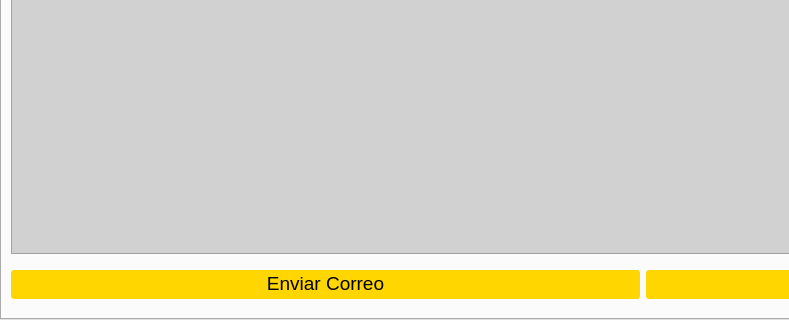
Qt form GymFitness/View/gymoperations.ui (J-Pinos3/Desktop_GymManagement) before a commit; both pictures show x 0 to 789 and y 354 to 674 of the 1286 by 674 pixel window.
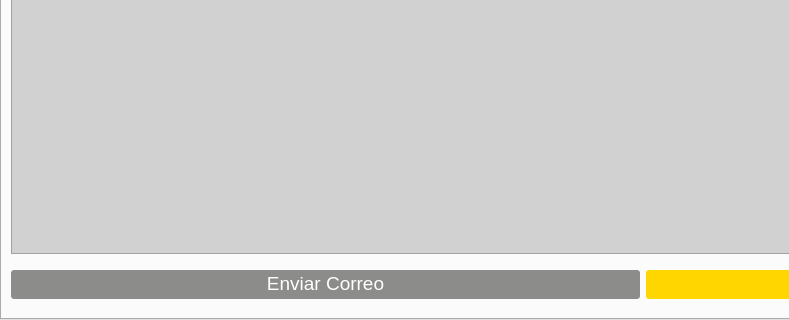
The same form after that commit. The open tabs and pages were chosen to show the change.

The edit to the form file:
```diff
--- a/GymFitness/View/gymoperations.ui
+++ b/GymFitness/View/gymoperations.ui
@@ -1371,7 +1371,15 @@
 	padding-bottom: 4%;
 	padding-right: 7%;
 	padding-left: 7%;
-	
+	border-radius: 3px;
+}
+QWidget#tabCorreos QPushButton#btnSendEmail {
+    background-color: #8C8C8B;
+	color:white;
+	padding-top: 2%;
+	padding-bottom: 4%;
+	padding-right: 7%;
+	padding-left: 7%;
 	border-radius: 3px;
 }
 
@@ -1434,6 +1442,9 @@
            </property>
            <item>
             <widget class="QPushButton" name="btnSendEmail">
+             <property name="enabled">
+              <bool>false</bool>
+             </property>
              <property name="font">
               <font>
                <pointsize>14</pointsize>
```
Left out of the diff: 2 changed lines with no effect on the pictures.
